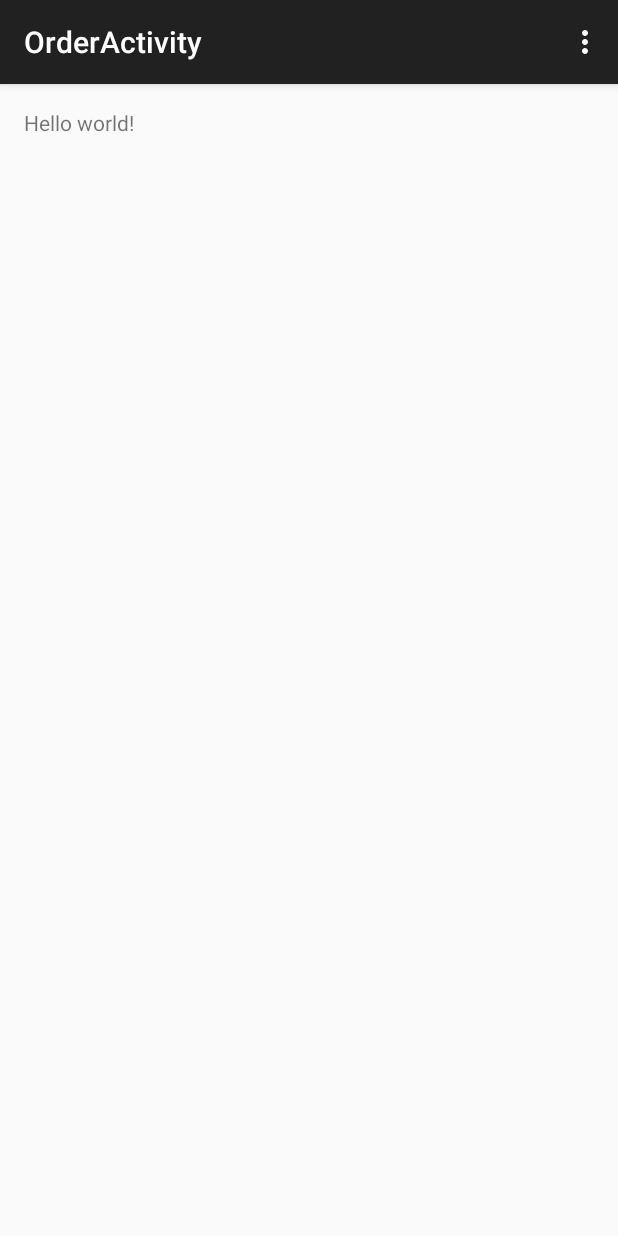
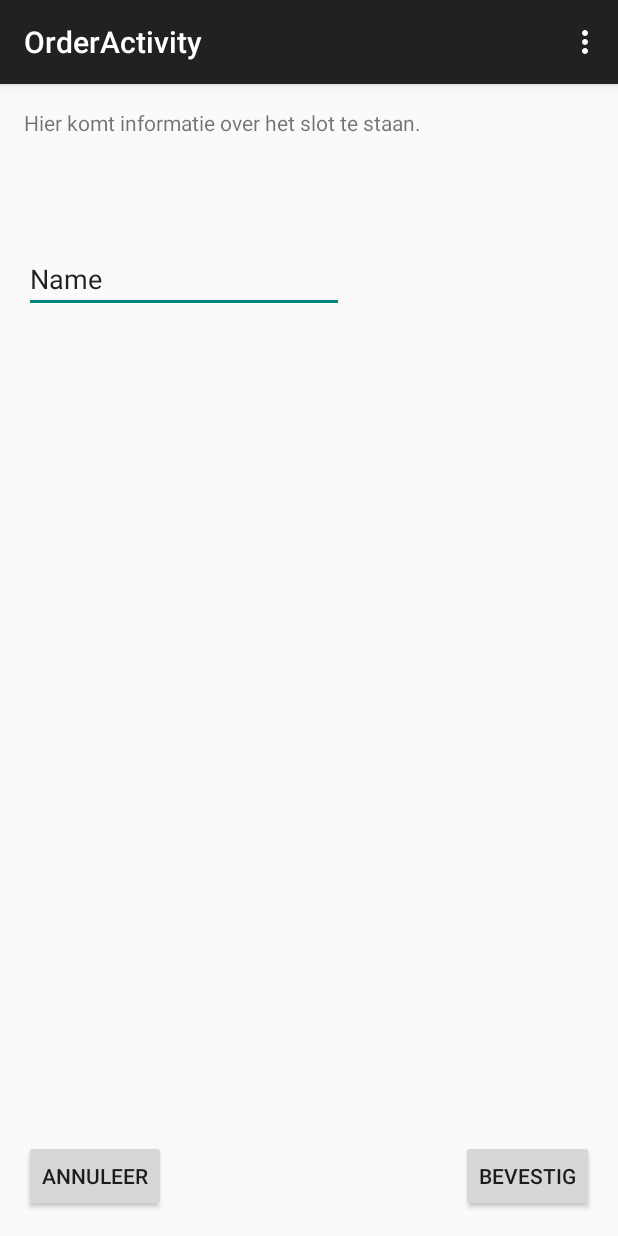
Before and after one commit to Marinosbitter/De-Sleutelaar, an Android app: the OrderActivity screen opened directly, with no data from a screen before it, on a phone screen of 412 x 824 dp. Run offline under Robolectric (Android 15) with nearby library versions, the phone set to English and light mode, and no system bars.

Commit message:
Layout OrderActivity toegevoegd.

```diff
--- a/app/src/main/java/nl/hsleiden/imtpmd/desleutelaar/MainActivity.java
+++ b/app/src/main/java/nl/hsleiden/imtpmd/desleutelaar/MainActivity.java
@@ -137,7 +137,7 @@ public class MainActivity extends AppCompatActivity {
         });
     }
 
-    public void openMeerInfo(View view) {
+    public void openLockInfoActivity(View view) {
         Log.d("De meer knop", "is succesvol ingedrukt!");
         Intent intent = new Intent(this, LockInfoActivity.class);
         String message = itemValue;
--- a/app/src/main/res/layout/activity_main.xml
+++ b/app/src/main/res/layout/activity_main.xml
@@ -51,6 +51,6 @@
         android:layout_alignParentEnd="true"
         android:clickable="false"
         android:enabled="false"
-        android:onClick="openMeerInfo"/>
+        android:onClick="openLockInfoActivity"/>
 
 </RelativeLayout>
--- a/app/src/main/res/layout/activity_order.xml
+++ b/app/src/main/res/layout/activity_order.xml
@@ -6,7 +6,56 @@
     android:paddingBottom="@dimen/activity_vertical_margin"
     tools:context="nl.hsleiden.imtpmd.desleutelaar.OrderActivity">
 
-    <TextView android:text="@string/hello_world" android:layout_width="wrap_content"
-        android:layout_height="wrap_content" />
+    <ImageView
+        android:layout_width="wrap_content"
+        android:layout_height="wrap_content"
+        android:id="@+id/lockImage"
+        android:layout_alignParentTop="true"
+        android:layout_alignRight="@+id/confirmButton"
+        android:layout_alignEnd="@+id/confirmButton" />
+
+    <TextView
+        android:layout_width="match_parent"
+        android:layout_height="wrap_content"
+        android:textAppearance="?android:attr/textAppearanceSmall"
+        android:text="Hier komt informatie over het slot te staan."
+        android:id="@+id/lockInfoField"
+        android:layout_alignParentTop="true"
+        android:layout_alignParentLeft="true"
+        android:layout_alignParentStart="true" />
+
+    <Button
+        android:layout_width="wrap_content"
+        android:layout_height="wrap_content"
+        android:text="Bevestig"
+        android:id="@+id/confirmButton"
+        android:layout_alignParentBottom="true"
+        android:layout_alignParentRight="true"
+        android:clickable="true"
+        android:enabled="true"
+        android:onClick="openLockInfoActivity"/>
+
+    <Button
+        android:layout_width="wrap_content"
+        android:layout_height="wrap_content"
+        android:text="Annuleer"
+        android:id="@+id/cancelButton"
+        android:layout_alignParentBottom="true"
+        android:layout_alignParentLeft="true"
+        android:clickable="true"
+        android:enabled="true"
+        android:onClick="openLockInfoActivity"/>
+
+    <EditText
+        android:layout_width="wrap_content"
+        android:layout_height="wrap_content"
+        android:inputType="textPersonName"
+        android:text="Name"
+        android:ems="10"
+        android:id="@+id/editText"
+        android:layout_below="@+id/lockInfoField"
+        android:layout_alignParentLeft="true"
+        android:layout_alignParentStart="true"
+        android:layout_marginTop="72dp" />
 
 </RelativeLayout>
```
Also changed, not shown: app/src/main/java/nl/hsleiden/imtpmd/desleutelaar/LockInfoActivity.java (+11 -6 lines), app/src/main/java/nl/hsleiden/imtpmd/desleutelaar/OrderActivity.java (+8 -0 lines), app/src/main/res/layout/activity_lock_info.xml (+28 -2 lines).
